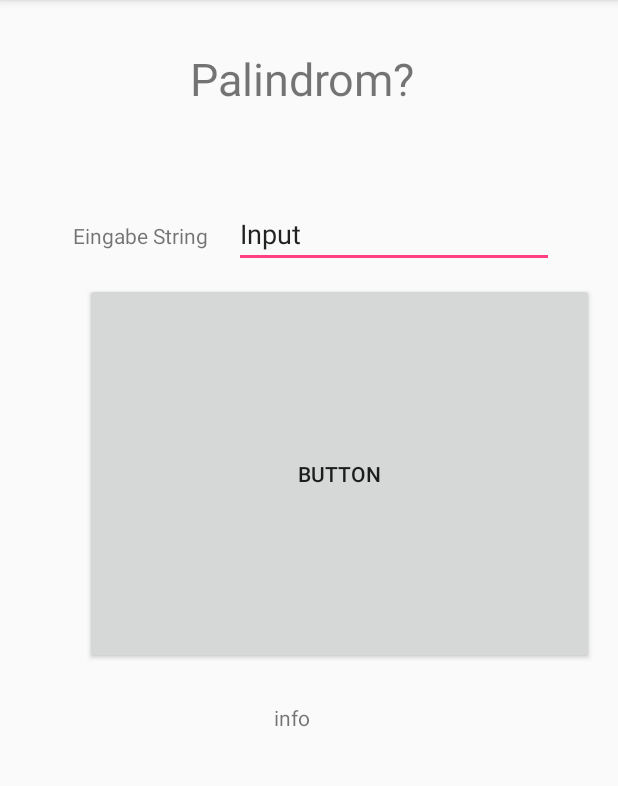
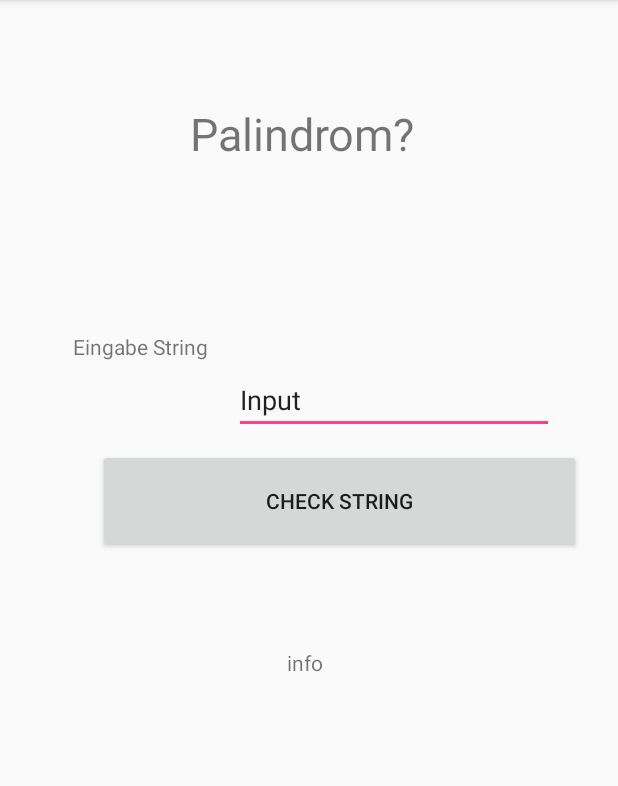
Before and after one commit to jophab96/EinzelabgabeV1, an Android app: the screen it shows after launch (MainActivity), on a phone screen of 412 x 824 dp, the part 84-870 px from its top. Run offline under Robolectric (Android 15) with nearby library versions, the phone set to English and light mode, and no system bars.

Commit message:
Button Rename

```diff
--- a/app/src/main/res/layout/activity_main.xml
+++ b/app/src/main/res/layout/activity_main.xml
@@ -50,12 +50,12 @@
 
     <Button
         android:id="@+id/button"
-        android:layout_width="0dp"
-        android:layout_height="0dp"
+        android:layout_width="322dp"
+        android:layout_height="69dp"
         android:layout_marginBottom="26dp"
         android:layout_marginEnd="16dp"
         android:layout_marginStart="8dp"
-        android:text="Button"
+        android:text="Check String"
         app:layout_constraintBottom_toTopOf="@+id/textView3"
         app:layout_constraintEnd_toEndOf="parent"
         app:layout_constraintStart_toStartOf="@+id/textView2"
```
